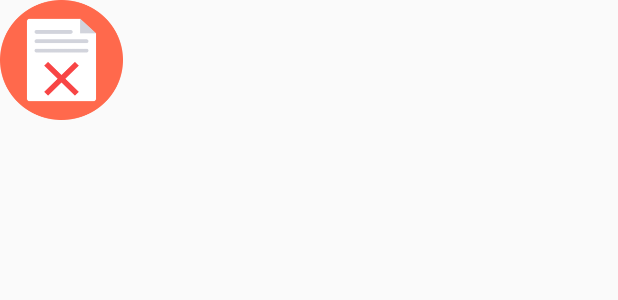
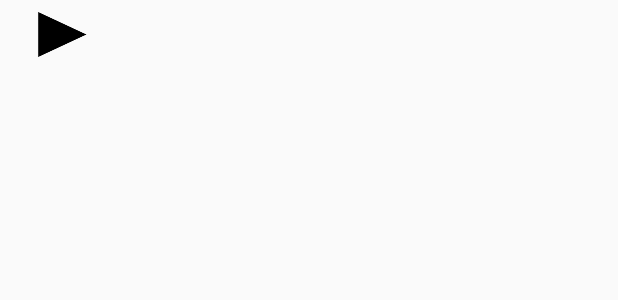
Before and after one commit to thecodingjack/PopularMovie, an Android app: the layout list_trailer.xml on its own in the app's theme, with its tools: preview values and no code run, on a phone screen of 412 x 824 dp. Shown: the top 300 px of the screen. Run offline under Robolectric (Android 15) with nearby library versions, the phone set to English and light mode, and no system bars.

Commit message:
Added Trailer -except that I can't pass the data back to the view...so I used a placeholder trailer...enjoy the trailer guys

```diff
--- a/app/src/main/java/com/thecodingjack/popularmovie/utilities/NetworkUtil.java
+++ b/app/src/main/java/com/thecodingjack/popularmovie/utilities/NetworkUtil.java
@@ -30,7 +30,7 @@ import static android.R.id.input;
 public final class NetworkUtil {
 
     private final static String BASE_URL = "https://api.themoviedb.org/3/movie";
-    private final static String API_KEY = "";//request from tmdb.org
+    private final static String API_KEY = "1f7e017cadb0f3c96db924c8672a3328";//request from tmdb.org
     private final static String POSTER_BASE_URL = "http://image.tmdb.org/t/p/w185";
     public static final String POPULAR_PARAM = "popular";
     public static final String TOP_RATED_PARAM = "top_rated";
--- a/app/src/main/res/layout/list_trailer.xml
+++ b/app/src/main/res/layout/list_trailer.xml
@@ -2,18 +2,22 @@
 <LinearLayout xmlns:android="http://schemas.android.com/apk/res/android"
     xmlns:tool="http://schemas.android.com/tools"
     android:orientation="horizontal"
+    android:paddingLeft="16dp"
+    android:paddingBottom="16dp"
     android:layout_width="match_parent"
     android:layout_height="wrap_content">
     <ImageView
         android:id="@+id/trailer_playicon"
         android:layout_width="0dp"
-        android:background="@drawable/error_icon"
+        android:background="@drawable/play_icon"
+        android:layout_margin="8dp"
         android:layout_weight="1"
-        android:layout_height="80dp" />
+        android:layout_height="30dp" />
     <TextView
         android:id="@+id/trailer_number"
+        android:layout_gravity="center_vertical"
         android:layout_width="0dp"
-        android:layout_weight="4"
+        android:layout_weight="9"
         android:layout_height="wrap_content"
         tool:text="Trailer 1"/>
 
```
Also changed, not shown: app/src/main/res/drawable/play_icon.png (added).
